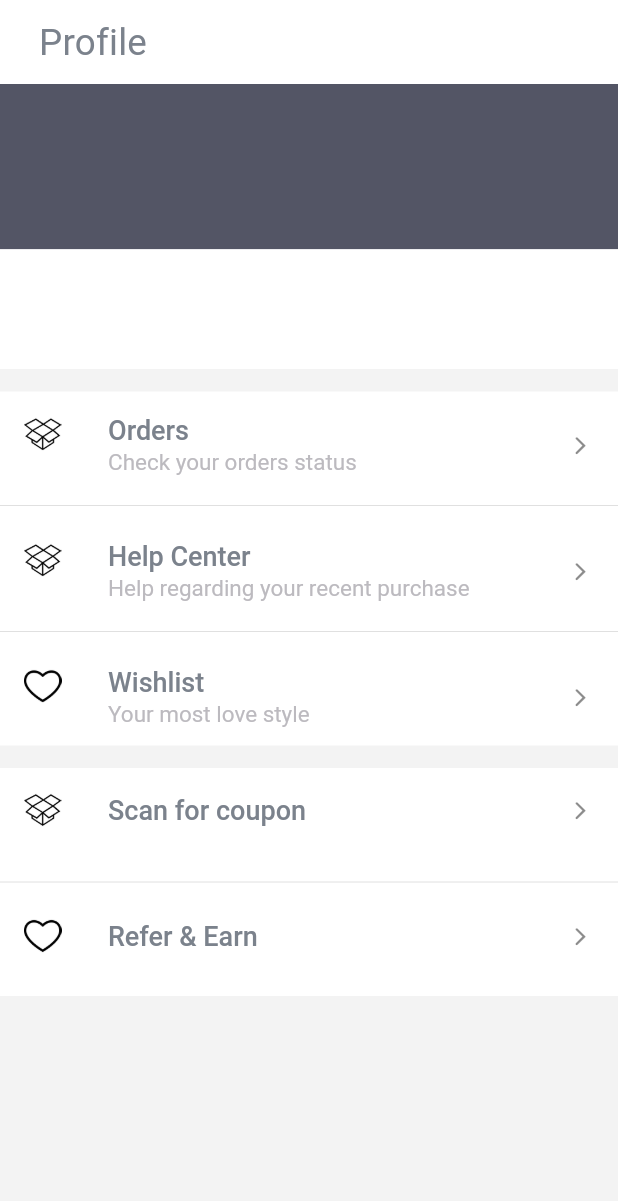
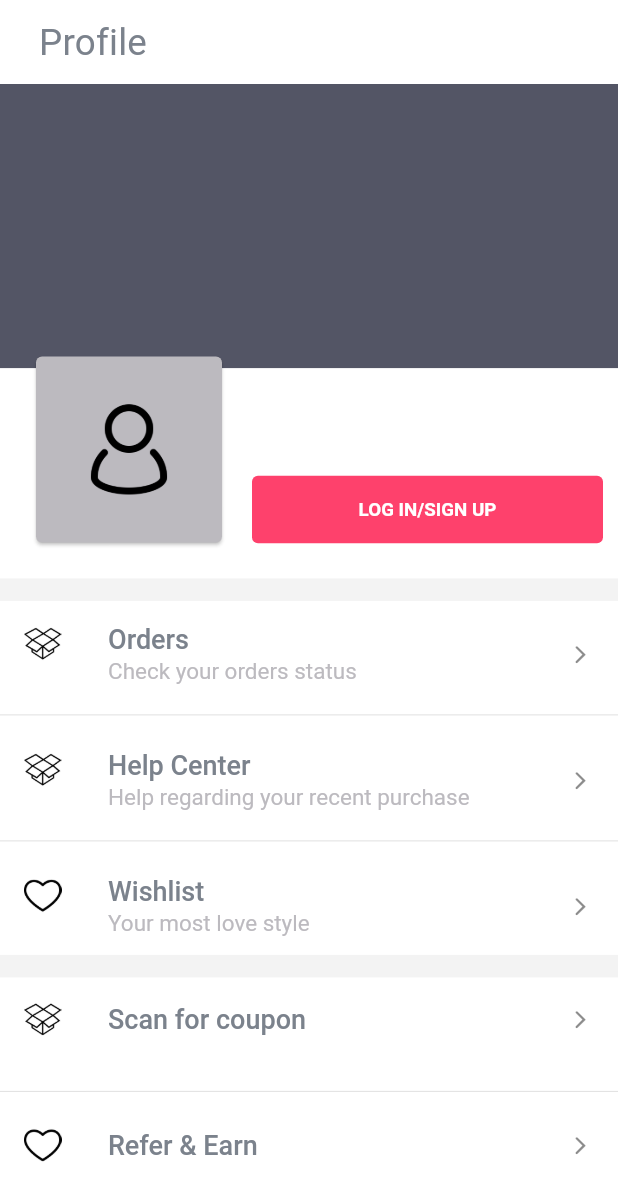
Before and after one commit to TheMaxwellJames/Flutter_ShoppingApp, a Flutter app: the Profile screen opened directly, on a phone screen of 412 x 824 dp. Shown: the top 1201 px of the screen. Run offline on Flutter 3.47's test engine with Material 2 defaults, Android fonts, the phone set to English and light mode, and no system bars; our stand-ins replace get.

Commit message:
profile without login contd

```diff
--- /dev/null
+++ b/lib/feature/profile/footer_content.dart
@@ -0,0 +1,29 @@
+import 'package:flutter/material.dart';
+import 'package:flutter_ecom/foundation/sp_text_button/sp_text_button.dart';
+
+class FooterContent extends StatelessWidget {
+  const FooterContent({super.key});
+
+  @override
+  Widget build(BuildContext context) {
+    return Column(
+      children: [
+        SPTextButton(
+          text: "FAQs",
+        ),
+
+          SPTextButton(
+          text: "ABOUT US",
+        ),
+
+          SPTextButton(
+          text: "TERMS OF USE",
+        ),
+
+          SPTextButton(
+          text: "PRIVACY POLICY",
+        ),
+      ],
+    );
+  }
+}
--- a/lib/feature/profile/profile_without_login.dart
+++ b/lib/feature/profile/profile_without_login.dart
@@ -1,52 +1,97 @@
 import 'package:flutter/material.dart';
+import 'package:flutter_ecom/feature/profile/footer_content.dart';
 import 'package:flutter_ecom/foundation/profile_item/profile_item.dart';
 import 'package:flutter_ecom/foundation/theme/colors.dart';
 
-
 class ProfileWithoutLogin extends StatelessWidget {
-  const ProfileWithoutLogin({super.key});
-
-  final double topContainerheight = 190;
+  const ProfileWithoutLogin({Key? key});
 
   @override
   Widget build(BuildContext context) {
-    return Column(
-      children: [
-        Container(
-          height: topContainerheight,
+    return SingleChildScrollView(
+      physics: BouncingScrollPhysics(),
       child: Column(
         children: [
           Container(
-                height: topContainerheight* .58,
+            height: MediaQuery.of(context).size.height * 0.4, // Adjust the height as needed
+            child: Stack(
+              children: [
+                Column(
+                  children: [
+                    Container(
+                      height: MediaQuery.of(context).size.height * 0.23,
                       color: AppColor.dummyBGColor,
                     ),
                     Container(
-                 height: topContainerheight* .42,
+                      height: MediaQuery.of(context).size.height * 0.17,
                       color: AppColor.whiteColor,
                     ),
                   ],
                 ),
+                Positioned(
+                  bottom: 20,
+                  left: 20,
+                  child: Container(
+                    height: 132,
+                    width: 132,
+                    child: Card(
+                      child: Container(
+                        padding: EdgeInsets.all(25),
+                        child: Image.asset("assets/images/profile.png")),
+                      color: AppColor.captionColor,
                     ),
-      const  SizedBox(height: 15,
                   ),
+                ),
+
+                Positioned(
+                  bottom: 22,
+                  left: 168,
+
+                  child:
+                  ElevatedButton(
+                    onPressed: (){},
+                    style: ButtonStyle(
+                      elevation:  MaterialStateProperty.all(0),
+                      backgroundColor:
+                       MaterialStateProperty.all(AppColor.buttonColor),
+                      textStyle:
+                      MaterialStateProperty.all(
+                        TextStyle(
+                        fontSize: 12.5,
+                         fontWeight: FontWeight.w600
+                         ),
+                        ),
+                    ),
+                    child: Container(
+                      width: MediaQuery.of(context).size.width - 210,
+                      height: 45,
+                      child: Center(
+                        child: Text("LOG IN/SIGN UP"),
+                        ),
+                        ),
+                  ),
+                  ),
+
+              ],
+            ),
+          ),
+          const SizedBox(height: 15),
           Container(
             color: AppColor.whiteColor,
-          child: const Column(
-          children:  [
+            child: Column(
+              children: [
                 ProfileItem(
                   title: "Orders",
                   subtitle: "Check your orders status",
                   assetName: "orders.png",
                   isLast: false,
                 ),
-
                 ProfileItem(
                   title: "Help Center",
                   subtitle: "Help regarding your recent purchase",
                   assetName: "orders.png",
                   isLast: false,
                 ),
-
                 ProfileItem(
                   title: "Wishlist",
                   subtitle: "Your most love style",
@@ -56,22 +101,16 @@ class ProfileWithoutLogin extends StatelessWidget {
               ],
             ),
           ),
-
-            const  SizedBox(height: 15,
-        ),
-
+          const SizedBox(height: 15),
           Container(
             color: AppColor.whiteColor,
-          child: const Column(
-          children:  [
+            child: Column(
+              children: [
                 ProfileItem(
                   title: "Scan for coupon",
-
                   assetName: "orders.png",
                   isLast: false,
                 ),
-
-
                 ProfileItem(
                   title: "Refer & Earn",
                   assetName: "wishlist.png",
@@ -80,7 +119,19 @@ class ProfileWithoutLogin extends StatelessWidget {
               ],
             ),
           ),
+          const SizedBox(height: 18),
+          FooterContent(),
+
+              const SizedBox(height: 50),
+
+            Text("APP VERSION 0.0.1",
+                   style: Theme.of(context).textTheme.overline,
+                  ),
+
+                      const SizedBox(height: 80),
+
         ],
+      ),
     );
   }
 }
--- /dev/null
+++ b/lib/foundation/sp_text_button/sp_text_button.dart
@@ -0,0 +1,31 @@
+import 'package:flutter/material.dart';
+
+
+import '../theme/colors.dart';
+
+class SPTextButton extends StatelessWidget {
+  const SPTextButton({Key? key, required this.text}) : super(key: key);
+
+  final String text;
+
+  @override
+  Widget build(BuildContext context) {
+    return Material(
+        color: Colors.white,
+      child: InkWell(
+        onTap: () {},
+        child: Container(
+          padding: const EdgeInsets.symmetric(vertical: 15, horizontal: 60),
+          width: MediaQuery.of(context).size.width,
+          child:  Text(
+            text,
+            style: const TextStyle(
+            fontSize: 11.5,
+            fontWeight: FontWeight.w600,
+            color: AppColor.headlineLarge,
+          ),),
+        ),
+      ),
+    );
+  }
+}
--- a/lib/foundation/theme/colors.dart
+++ b/lib/foundation/theme/colors.dart
@@ -13,5 +13,9 @@ class AppColor {
 
         static const Color captionColor  = Color(0xffbcbabf);
 
+        static const Color buttonColor  = Color(0xfffe416c);
+
+
+
 
 }
```
Lines whose indentation alone changed are shown as unchanged.
